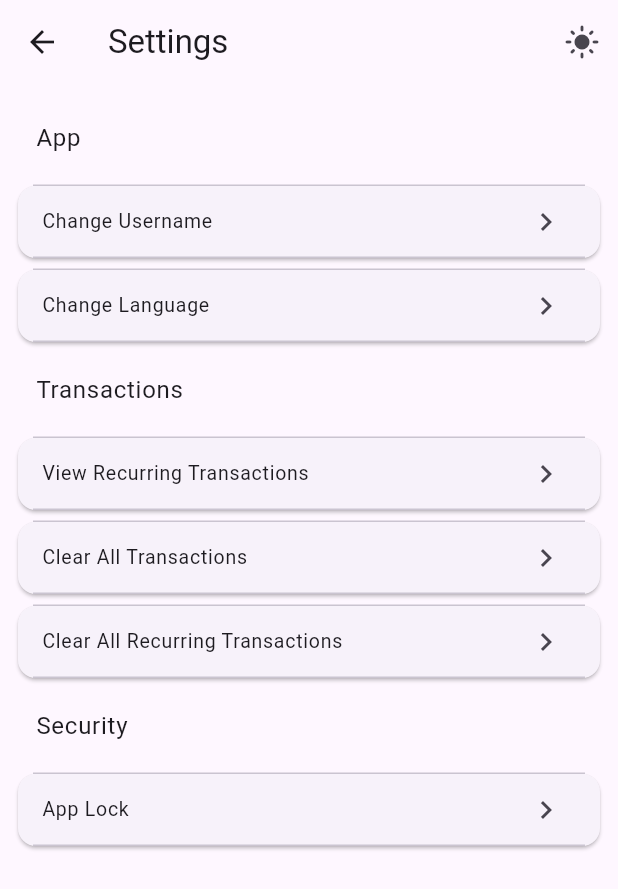
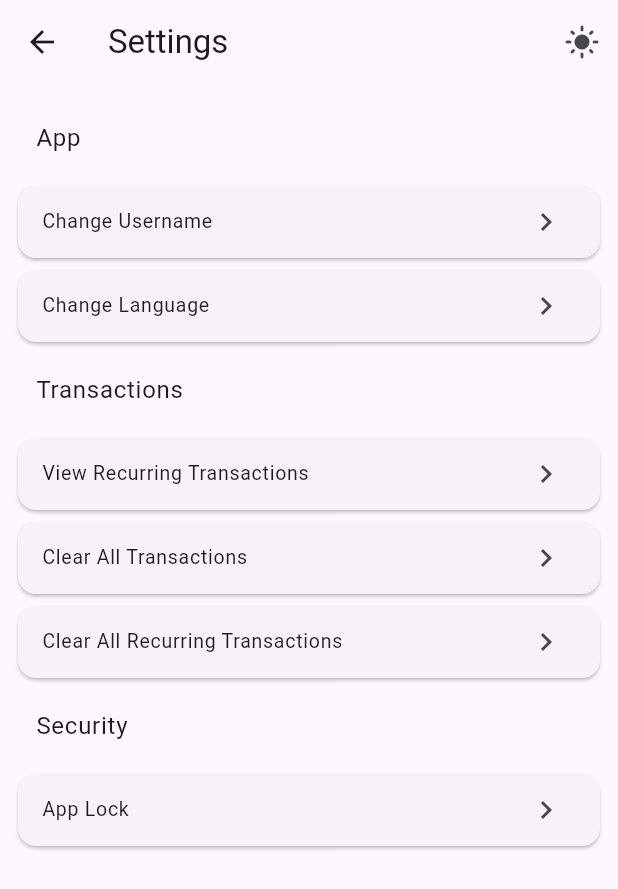
Before and after one commit to metehankarakaya/pocketwise, a Flutter app: the SettingsScreen screen opened directly, on a phone screen of 412 x 824 dp. Shown: the top 889 px of the screen. Run offline on Flutter 3.47's test engine with Material 3 defaults, Android fonts, the phone set to English and light mode, and no system bars; our stand-ins replace easy_localization, flutter_riverpod, shared_preferences; accounts and stored records are empty.

Commit message:
refactor: improve SettingsItem design

```diff
--- a/lib/features/settings/widgets/settings_item.dart
+++ b/lib/features/settings/widgets/settings_item.dart
@@ -9,14 +9,12 @@ class SettingsItem extends StatelessWidget {
   Widget build(BuildContext context) {
     return Column(
       children: [
-        const Divider(indent: 10, endIndent: 10, height: 0,),
         ListTile(
           dense: true,
           onTap: onTap,
           title: Text(title),
           trailing: Icon(Icons.keyboard_arrow_right),
         ),
-        const Divider(indent: 10, endIndent: 10, height: 0,),
       ],
     );
   }
```
